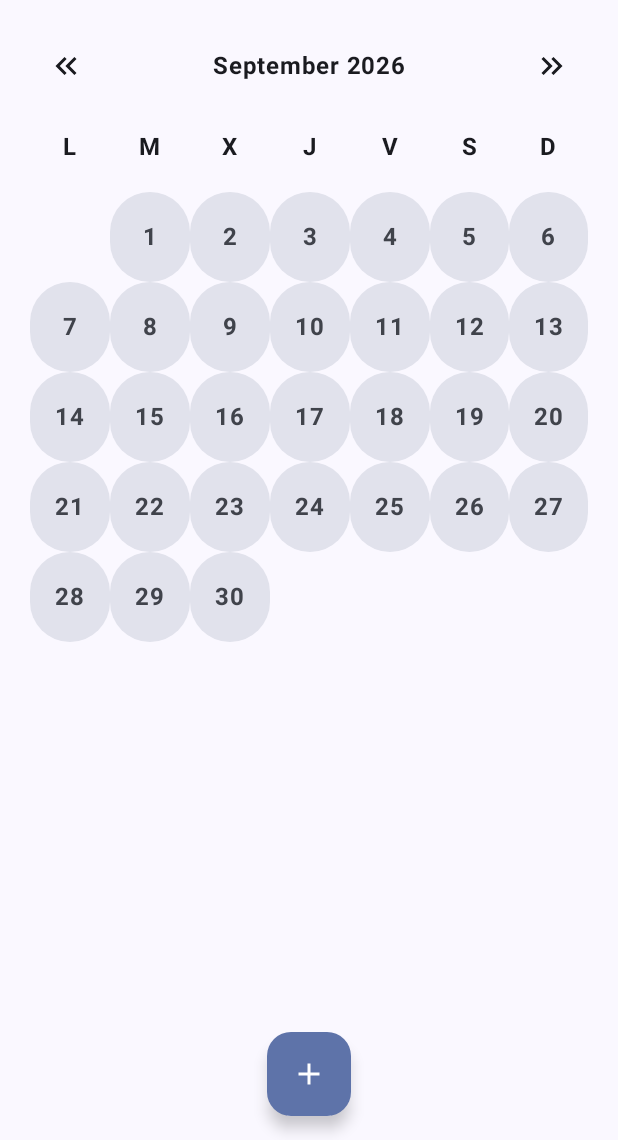
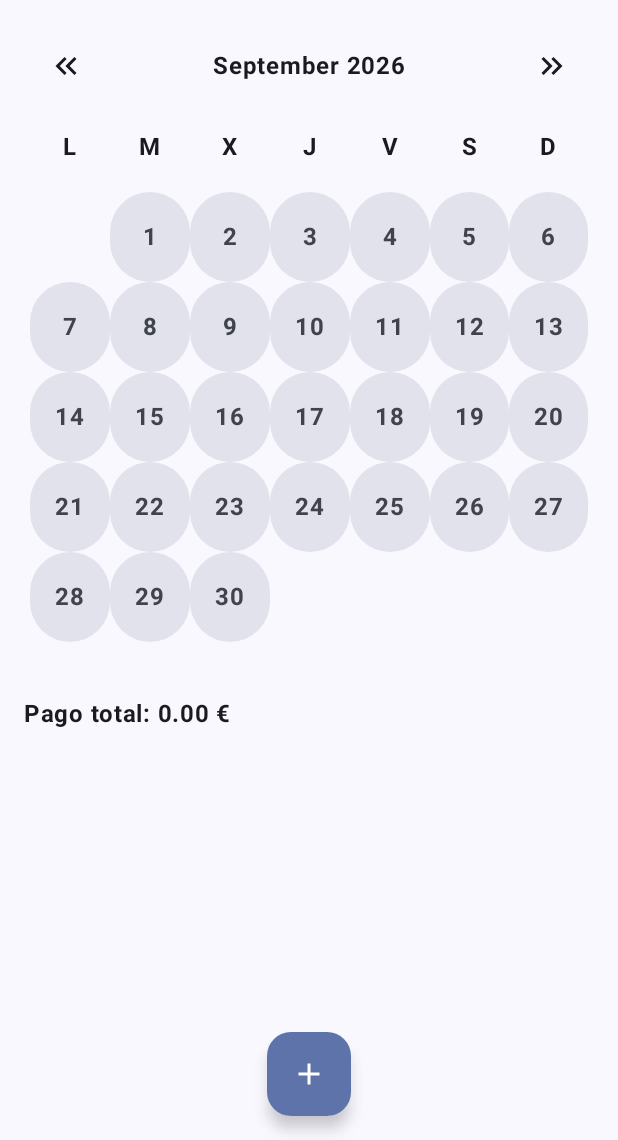
Before and after one commit to nicolas-carmona0/PayTrack, an Android app built with Jetpack Compose: the screen it shows after launch (MainActivity), on a phone screen of 412 x 824 dp, the part 96-1236 px from its top. Run offline under Robolectric (Android 15) with nearby library versions, the phone set to English and light mode, and no system bars.

Commit message:
Modificaciones: - quitar opcion repeticion dia/semana - añadir pago total tanto mes como dia - apuntar opciones pendientes

```diff
--- a/app/src/main/java/com/nicolascarmona/paytrack/PayTrackItem.kt
+++ b/app/src/main/java/com/nicolascarmona/paytrack/model/PayTrackItem.kt
@@ -1,11 +1,9 @@
-package com.nicolascarmona.paytrack
+package com.nicolascarmona.paytrack.model
 
 import androidx.compose.ui.graphics.Color
 import java.util.UUID
 
 enum class TimeUnit(val labelSingular: String, val labelPlural: String){
-    DAY("Día", "Días"),
-    WEEK("Semana", "Semanas"),
     MONTH("Mes", "Meses"),
     YEAR("Año", "Años"),
 }
--- a/app/src/main/java/com/nicolascarmona/paytrack/ui/PayTrackScreen.kt
+++ b/app/src/main/java/com/nicolascarmona/paytrack/ui/PayTrackScreen.kt
@@ -64,14 +64,13 @@ import androidx.compose.ui.unit.dp
 import androidx.compose.ui.window.Dialog
 import androidx.lifecycle.compose.collectAsStateWithLifecycle
 import androidx.lifecycle.viewmodel.compose.viewModel
-import com.nicolascarmona.paytrack.PayTrackItem
-import com.nicolascarmona.paytrack.PayTrackViewModel
-import com.nicolascarmona.paytrack.TimeUnit
+import com.nicolascarmona.paytrack.model.PayTrackItem
+import com.nicolascarmona.paytrack.model.TimeUnit
+import com.nicolascarmona.paytrack.viewmodel.PayTrackViewModel
 import java.time.LocalDate
 import java.time.YearMonth
 import java.time.format.TextStyle
 import java.util.Locale
-import kotlin.math.max
 
 @RequiresApi(Build.VERSION_CODES.O)
 @OptIn(ExperimentalMaterial3Api::class)
@@ -213,13 +212,21 @@ fun PayTrackScreen(
 fun Payments(items: List<PayTrackItem>) {
 
     val sortedItems = items.sortedWith(compareBy({ it.day }, { it.price }))
+    var totalPayments = items.map { it.price }.sum()
 
+    Column() {
+        Text(
+            text = "Pago total: ${String.format("%.2f €", totalPayments)}",
+            fontWeight = FontWeight.Bold,
+            modifier = Modifier.padding(horizontal = 16.dp, vertical = 8.dp)
+        )
         LazyColumn(
             modifier = Modifier
                 .fillMaxWidth()
                 .padding(horizontal = 16.dp),
             verticalArrangement = Arrangement.spacedBy(8.dp)
         ) {
+
             items(sortedItems, key = { it.id }) { item ->
 
                 val isLightBackground = item.color.luminance() > 0.5f
@@ -256,6 +263,7 @@ fun Payments(items: List<PayTrackItem>) {
                             fontWeight = FontWeight.Bold,
                             color = textColor
                         )
+                    }
                 }
             }
         }
@@ -373,17 +381,16 @@ fun MyDialog(
                 Spacer(modifier = Modifier.height(8.dp))
 
                 LazyVerticalGrid(
-                    // Crea celdas de un tamaño mínimo, ajustando las columnas automáticamente
                     columns = GridCells.Adaptive(minSize = 36.dp),
-                    modifier = Modifier.height(100.dp), // Altura fija para el contenedor de la cuadrícula
+                    modifier = Modifier.height(100.dp),
                     horizontalArrangement = Arrangement.spacedBy(8.dp),
                     verticalArrangement = Arrangement.spacedBy(8.dp)
                 ) {
                     items(colorList) { color ->
                         Box(
                             modifier = Modifier
-                                .aspectRatio(1f) // Fuerza a que sean cuadrados perfectos
-                                .clip(RoundedCornerShape(8.dp)) // Bordes redondeados como en la imagen
+                                .aspectRatio(1f)
+                                .clip(RoundedCornerShape(8.dp))
                                 .background(color)
                                 .clickable { onColorChange(color) }
                                 .border(
@@ -397,7 +404,6 @@ fun MyDialog(
 
                 Spacer(modifier = Modifier.height(10.dp))
 
-                // Conversion para validaciones lógicas
                 val dayInt = dayStr.toIntOrNull() ?: 0
                 val priceFloat = priceStr.toFloatOrNull() ?: 0f
 
--- a/app/src/main/java/com/nicolascarmona/paytrack/PayTrackViewModel.kt
+++ b/app/src/main/java/com/nicolascarmona/paytrack/viewmodel/PayTrackViewModel.kt
@@ -1,12 +1,13 @@
-package com.nicolascarmona.paytrack
+package com.nicolascarmona.paytrack.viewmodel
 
 import androidx.compose.ui.graphics.Color
 import androidx.lifecycle.ViewModel
 import androidx.lifecycle.viewModelScope
+import com.nicolascarmona.paytrack.model.PayTrackItem
+import com.nicolascarmona.paytrack.model.TimeUnit
 import kotlinx.coroutines.flow.MutableStateFlow
 import kotlinx.coroutines.flow.SharingStarted
 import kotlinx.coroutines.flow.StateFlow
-import kotlinx.coroutines.flow.WhileSubscribed
 import kotlinx.coroutines.flow.asStateFlow
 import kotlinx.coroutines.flow.map
 import kotlinx.coroutines.flow.stateIn
```
Also changed, not shown: app/src/main/java/com/nicolascarmona/paytrack/TODO.kt (added, +20 -0 lines). Lines whose indentation alone changed are shown as unchanged.
